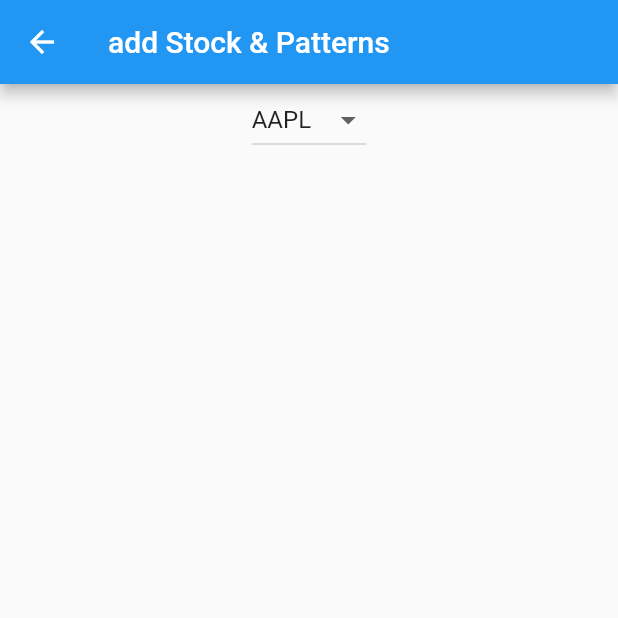
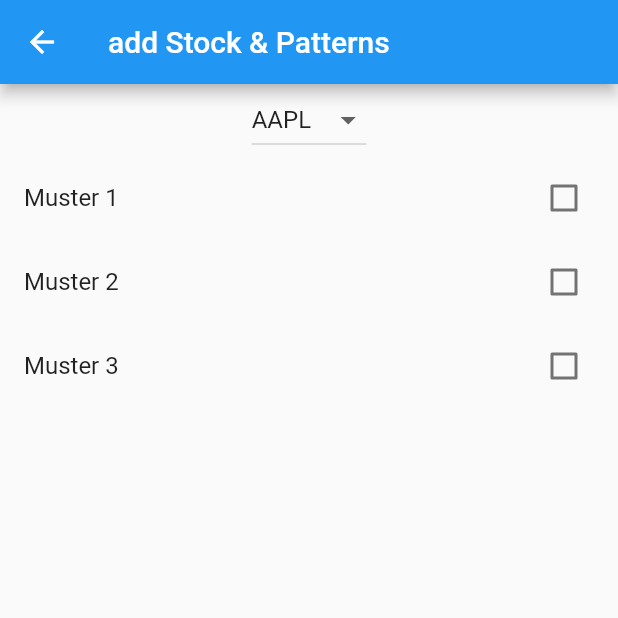
Before and after one commit to lukasstransky/FlutterStockPatterns, a Flutter app: the AddStockAndPatterns screen opened directly, on a phone screen of 412 x 824 dp, the top half of it. Run offline on Flutter 3.47's test engine with Material 2 defaults, Android fonts, the phone set to English and light mode, and no system bars; our stand-ins replace cloud_firestore, firebase_auth; accounts and stored records are empty.

Commit message:
added checkboxes for patterns (static)

```diff
--- a/stock_patterns/lib/Pages/addStockAndPatterns.dart
+++ b/stock_patterns/lib/Pages/addStockAndPatterns.dart
@@ -7,6 +7,11 @@ class AddStockAndPatterns extends StatefulWidget {
 
 class _AddStockAndPatternsState extends State<AddStockAndPatterns> {
   String dropdownValue = 'AAPL';
+  Map<String, bool> values = {
+    'Muster 1': false,
+    'Muster 2': false,
+    'Muster 3': false
+  };
 
   @override
   Widget build(BuildContext context) {
@@ -14,9 +19,11 @@ class _AddStockAndPatternsState extends State<AddStockAndPatterns> {
         appBar: AppBar(
           title: Text('add Stock & Patterns'),
         ),
-        body: Align(
-          alignment: Alignment.topCenter,
-          child: DropdownButton<String>(
+        body: ListView(
+          children: <Widget>[
+            Column(
+              children: <Widget>[
+                DropdownButton<String>(
                   value: dropdownValue,
                   onChanged: (String newValue) {
                     setState(() {
@@ -30,7 +37,23 @@ class _AddStockAndPatternsState extends State<AddStockAndPatterns> {
                       child: Text(value),
                     );
                   }).toList(),
+                )
+              ],
             ),
+            Column(
+              children: values.keys.map((String key) {
+                return new CheckboxListTile(
+                  title: new Text(key),
+                  value: values[key],
+                  onChanged: (bool value) {
+                    setState(() {
+                      values[key] = value;
+                    });
+                  },
+                );
+              }).toList(),
+            )
+          ],
         ));
   }
 }
```
Lines whose indentation alone changed are shown as unchanged.
